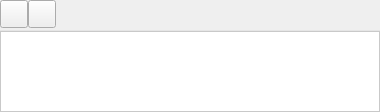
First picture: the form in plugins/perspective/GraphPerspective/designer/AlgorithmRunnerItem.ui, repository vadivelselvaraj/TulipGLImprovement, before the edit.
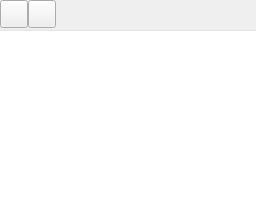
Second picture: the form after the edit. Icons and pictures are not drawn.

Commit message: AlgorithmRunner can now display algorithms parameters, also added some editors for TulipItemDelegate

The edit to the form file:
```diff
--- a/plugins/perspective/GraphPerspective/designer/AlgorithmRunnerItem.ui
+++ b/plugins/perspective/GraphPerspective/designer/AlgorithmRunnerItem.ui
@@ -2,14 +2,6 @@
 <ui version="4.0">
  <class>AlgorithmRunnerItemData</class>
  <widget class="QWidget" name="AlgorithmRunnerItemData">
-  <property name="geometry">
-   <rect>
-    <x>0</x>
-    <y>0</y>
-    <width>380</width>
-    <height>112</height>
-   </rect>
-  </property>
   <property name="styleSheet">
    <string notr="true">#algFrame {
   border-top: 0px solid red;
@@ -130,20 +122,44 @@
    <item>
     <widget class="QTableView" name="parameters">
      <property name="sizePolicy">
-      <sizepolicy hsizetype="Expanding" vsizetype="Maximum">
+      <sizepolicy hsizetype="Expanding" vsizetype="Minimum">
        <horstretch>0</horstretch>
        <verstretch>0</verstretch>
       </sizepolicy>
      </property>
-     <property name="styleSheet">
-      <string notr="true">QTableView {
-border: 1px solid #C9C9C9;
-background-color: white;
-}</string>
-     </property>
      <property name="frameShape">
       <enum>QFrame::NoFrame</enum>
      </property>
+     <property name="editTriggers">
+      <set>QAbstractItemView::CurrentChanged|QAbstractItemView::DoubleClicked|QAbstractItemView::SelectedClicked</set>
+     </property>
+     <property name="tabKeyNavigation">
+      <bool>false</bool>
+     </property>
+     <property name="showDropIndicator" stdset="0">
+      <bool>false</bool>
+     </property>
+     <property name="dragDropOverwriteMode">
+      <bool>false</bool>
+     </property>
+     <property name="wordWrap">
+      <bool>false</bool>
+     </property>
+     <attribute name="horizontalHeaderVisible">
+      <bool>false</bool>
+     </attribute>
+     <attribute name="horizontalHeaderStretchLastSection">
+      <bool>true</bool>
+     </attribute>
+     <attribute name="verticalHeaderVisible">
+      <bool>false</bool>
+     </attribute>
+     <attribute name="verticalHeaderDefaultSectionSize">
+      <number>27</number>
+     </attribute>
+     <attribute name="verticalHeaderStretchLastSection">
+      <bool>false</bool>
+     </attribute>
     </widget>
    </item>
   </layout>
```
The commit also changes 13 other files.
